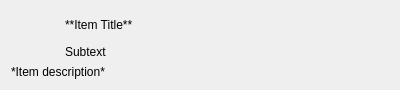
First picture: the form in assets/ui/tooltip.ui, repository pierce-smith1/aor, before the edit.
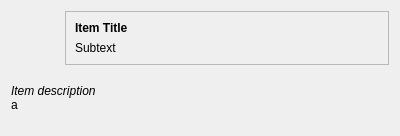
Second picture: the form after the edit. Icons and pictures are not drawn.

Patch:
```diff
--- a/assets/ui/tooltip.ui
+++ b/assets/ui/tooltip.ui
@@ -7,11 +7,11 @@
     <x>0</x>
     <y>0</y>
     <width>400</width>
-    <height>90</height>
+    <height>136</height>
    </rect>
   </property>
   <property name="sizePolicy">
-   <sizepolicy hsizetype="Preferred" vsizetype="Minimum">
+   <sizepolicy hsizetype="Preferred" vsizetype="Expanding">
     <horstretch>0</horstretch>
     <verstretch>0</verstretch>
    </sizepolicy>
@@ -32,62 +32,25 @@
    <string>Form</string>
   </property>
   <layout class="QGridLayout" name="gridLayout">
-   <item row="5" column="0" colspan="2">
+   <item row="3" column="0" colspan="3">
     <widget class="QLabel" name="item_description">
-     <property name="text">
-      <string>*Item description*</string>
+     <property name="sizePolicy">
+      <sizepolicy hsizetype="Preferred" vsizetype="Minimum">
+       <horstretch>0</horstretch>
+       <verstretch>0</verstretch>
+      </sizepolicy>
      </property>
-     <property name="textFormat">
-      <enum>Qt::MarkdownText</enum>
-     </property>
-    </widget>
-   </item>
-   <item row="1" column="1">
-    <widget class="QLabel" name="item_subtext">
      <property name="text">
-      <string>Subtext</string>
+      <string>&lt;i&gt;Item description&lt;/i&gt;&lt;br&gt;a</string>
      </property>
      <property name="textFormat">
-      <enum>Qt::MarkdownText</enum>
+      <enum>Qt::RichText</enum>
      </property>
-    </widget>
-   </item>
-   <item row="0" column="1">
-    <widget class="QLabel" name="item_name">
-     <property name="text">
-      <string>**Item Title**</string>
+     <property name="scaledContents">
+      <bool>false</bool>
      </property>
-     <property name="textFormat">
-      <enum>Qt::MarkdownText</enum>
-     </property>
     </widget>
    </item>
-   <item row="3" column="0">
-    <spacer name="verticalSpacer">
-     <property name="orientation">
-      <enum>Qt::Vertical</enum>
-     </property>
-     <property name="sizeHint" stdset="0">
-      <size>
-       <width>20</width>
-       <height>40</height>
-      </size>
-     </property>
-    </spacer>
-   </item>
-   <item row="4" column="0">
-    <spacer name="verticalSpacer_2">
-     <property name="orientation">
-      <enum>Qt::Vertical</enum>
-     </property>
-     <property name="sizeHint" stdset="0">
-      <size>
-       <width>20</width>
-       <height>40</height>
-      </size>
-     </property>
-    </spacer>
-   </item>
    <item row="0" column="0">
     <widget class="QLabel" name="item_image">
      <property name="minimumSize">
@@ -110,18 +73,37 @@
      </property>
     </widget>
    </item>
-   <item row="6" column="0">
-    <spacer name="verticalSpacer_3">
-     <property name="orientation">
-      <enum>Qt::Vertical</enum>
+   <item row="0" column="1" colspan="2">
+    <widget class="QFrame" name="frame">
+     <property name="frameShape">
+      <enum>QFrame::StyledPanel</enum>
      </property>
-     <property name="sizeHint" stdset="0">
-      <size>
-       <width>20</width>
-       <height>40</height>
-      </size>
+     <property name="frameShadow">
+      <enum>QFrame::Raised</enum>
      </property>
-    </spacer>
+     <layout class="QVBoxLayout" name="verticalLayout">
+      <item>
+       <widget class="QLabel" name="item_name">
+        <property name="text">
+         <string>&lt;b&gt;Item Title&lt;/b&gt;</string>
+        </property>
+        <property name="textFormat">
+         <enum>Qt::RichText</enum>
+        </property>
+       </widget>
+      </item>
+      <item>
+       <widget class="QLabel" name="item_subtext">
+        <property name="text">
+         <string>Subtext</string>
+        </property>
+        <property name="textFormat">
+         <enum>Qt::RichText</enum>
+        </property>
+       </widget>
+      </item>
+     </layout>
+    </widget>
    </item>
   </layout>
  </widget>
```
